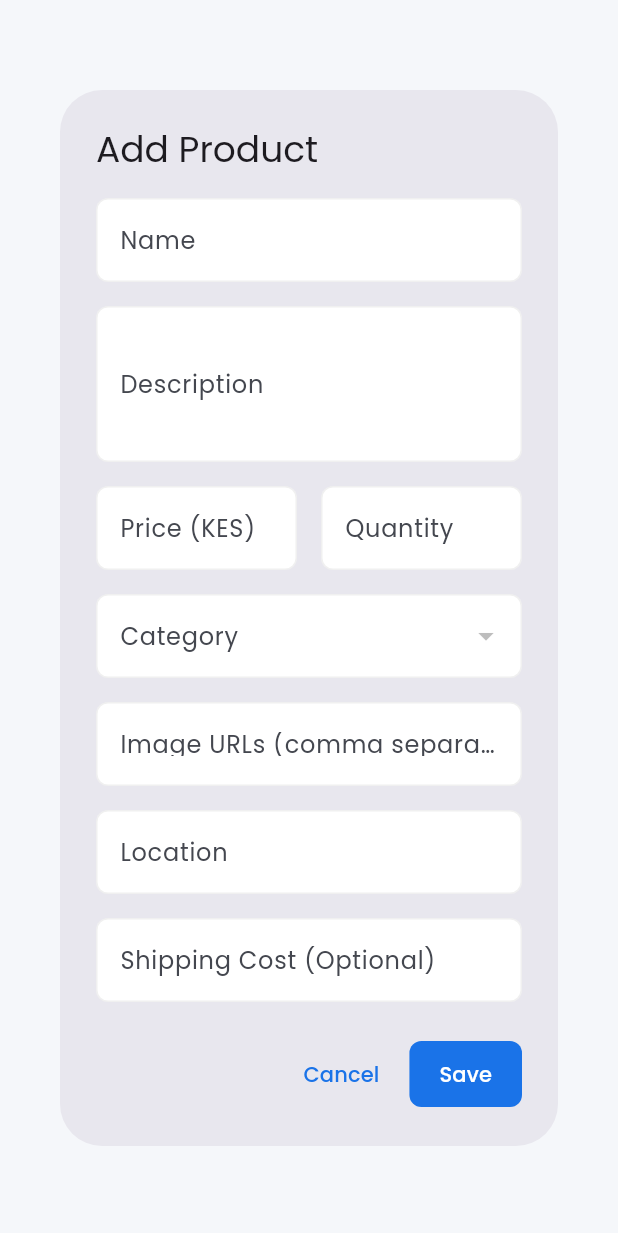
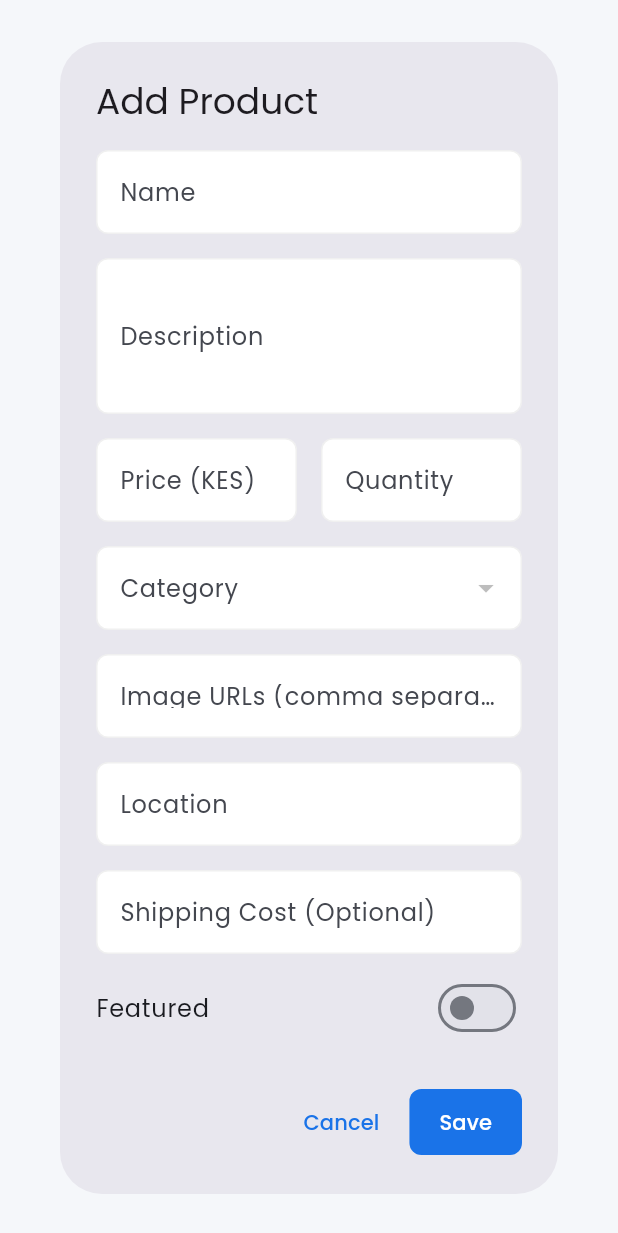
Before and after one commit to rvctech/sourcehubadmin, a Flutter app: the ProductDialog widget shown alone on an empty page, opened directly with empty values, on a phone screen of 412 x 824 dp. Shown: the top 1233 px of the screen. Run offline on Flutter 3.47's test engine with Material 3 defaults, Android fonts, the phone set to English and light mode, and no system bars; our stand-ins replace cloud_firestore, firebase_auth, firebase_core, flutter_riverpod, go_router, google_fonts; accounts and stored records are empty; statements that could not run were skipped.

Commit message:
Add featured products toggle, fallback to newest; sort orders by date/status

```diff
--- a/lib/features/products/products_view.dart
+++ b/lib/features/products/products_view.dart
@@ -137,6 +137,12 @@ class _ProductsViewState extends ConsumerState<ProductsView> {
                     isActive: _filter == 'out',
                     onTap: () => setState(() => _filter = 'out'),
                   ),
+                  const SizedBox(width: 8),
+                  _FilterButton(
+                    label: 'Featured',
+                    isActive: _filter == 'featured',
+                    onTap: () => setState(() => _filter = 'featured'),
+                  ),
                   const SizedBox(width: 20),
                   ElevatedButton.icon(
                     onPressed: () => _showProductDialog(context),
@@ -213,8 +219,28 @@ class _ProductsViewState extends ConsumerState<ProductsView> {
             .toList();
       case 'out':
         return products.where((p) => p.quantity == 0).toList();
+      case 'featured':
+        final featured = products.where((p) => p.featured).toList();
+        if (featured.isNotEmpty) return featured;
+        final sorted = List<Product>.from(products);
+        sorted.sort((a, b) {
+          if (a.createdAt == null && b.createdAt == null) return 0;
+          if (a.createdAt == null) return 1;
+          if (b.createdAt == null) return -1;
+          return b.createdAt!.compareTo(a.createdAt!);
+        });
+        return sorted;
       default:
-        return products;
+        final sorted = List<Product>.from(products);
+        sorted.sort((a, b) {
+          if (a.featured && !b.featured) return -1;
+          if (!a.featured && b.featured) return 1;
+          if (a.createdAt == null && b.createdAt == null) return 0;
+          if (a.createdAt == null) return 1;
+          if (b.createdAt == null) return -1;
+          return b.createdAt!.compareTo(a.createdAt!);
+        });
+        return sorted;
     }
   }
 
@@ -231,6 +257,7 @@ class _ProductsViewState extends ConsumerState<ProductsView> {
           columns: const [
             DataColumn(label: Text('Image')),
             DataColumn(label: Text('Name')),
+            DataColumn(label: Text('Featured')),
             DataColumn(label: Text('Price')),
             DataColumn(label: Text('Quantity')),
             DataColumn(label: Text('Location')),
@@ -305,6 +332,11 @@ class _ProductsViewState extends ConsumerState<ProductsView> {
                     ),
                   ),
                 ),
+                DataCell(Icon(
+                  product.featured ? Icons.star : Icons.star_border,
+                  color: product.featured ? Colors.amber : Colors.grey,
+                  size: 20,
+                )),
                 DataCell(Text('KES ${product.price.toStringAsFixed(2)}')),
                 DataCell(_buildQuantityBadge(product.quantity)),
                 DataCell(Text(product.location)),
--- a/lib/features/products/widgets/product_dialog.dart
+++ b/lib/features/products/widgets/product_dialog.dart
@@ -28,6 +28,7 @@ class _ProductDialogState extends State<ProductDialog> {
   late TextEditingController _shippingController;
   late TextEditingController _imageUrlsController;
   String? _selectedCategoryId;
+  bool _featured = false;
 
   String _formatDouble(double? value) {
     if (value == null) return '';
@@ -50,6 +51,7 @@ class _ProductDialogState extends State<ProductDialog> {
     _selectedCategoryId = (p?.categoryId != null && p!.categoryId.isNotEmpty)
         ? p.categoryId
         : (widget.categories.isNotEmpty ? widget.categories.first.id : null);
+    _featured = p?.featured ?? false;
   }
 
   @override
@@ -138,6 +140,13 @@ class _ProductDialogState extends State<ProductDialog> {
                   decoration: const InputDecoration(labelText: 'Shipping Cost (Optional)'),
                   keyboardType: TextInputType.number,
                 ),
+                const SizedBox(height: 8),
+                SwitchListTile(
+                  contentPadding: EdgeInsets.zero,
+                  title: const Text('Featured'),
+                  value: _featured,
+                  onChanged: (v) => setState(() => _featured = v),
+                ),
               ],
             ),
           ),
@@ -158,6 +167,7 @@ class _ProductDialogState extends State<ProductDialog> {
                 imageUrls: _imageUrlsController.text.split(',').map((e) => e.trim()).where((e) => e.isNotEmpty).toList(),
                 location: _locationController.text,
                 shippingCost: double.tryParse(_shippingController.text),
+                featured: _featured,
               );
               widget.onSave(product);
               Navigator.pop(context);
--- a/lib/features/shared/services/firestore_service.dart
+++ b/lib/features/shared/services/firestore_service.dart
@@ -14,7 +14,9 @@ class FirestoreService {
   }
 
   Future<void> addProduct(Product product) async {
-    await _db.collection('products').add(product.toMap());
+    final map = product.toMap();
+    map['createdAt'] = FieldValue.serverTimestamp();
+    await _db.collection('products').add(map);
   }
 
   Future<void> updateProduct(Product product) async {
--- a/lib/models/product.dart
+++ b/lib/models/product.dart
@@ -1,3 +1,5 @@
+import 'package:cloud_firestore/cloud_firestore.dart';
+
 class Product {
   final String id;
   final String name;
@@ -8,6 +10,8 @@ class Product {
   final List<String> imageUrls;
   final String location;
   final double? shippingCost;
+  final bool featured;
+  final DateTime? createdAt;
 
   Product({
     required this.id,
@@ -19,6 +23,8 @@ class Product {
     required this.imageUrls,
     required this.location,
     this.shippingCost,
+    this.featured = false,
+    this.createdAt,
   });
 
   factory Product.fromMap(Map<String, dynamic> map, String id) {
@@ -32,6 +38,8 @@ class Product {
       imageUrls: List<String>.from(map['imageUrls'] ?? []),
       location: map['location'] ?? '',
       shippingCost: map['shippingCost'] != null ? (map['shippingCost']).toDouble() : null,
+      featured: map['featured'] ?? false,
+      createdAt: map['createdAt'] != null ? (map['createdAt'] as Timestamp).toDate() : null,
     );
   }
 
@@ -44,6 +52,7 @@ class Product {
       'categoryId': categoryId,
       'imageUrls': imageUrls,
       'location': location,
+      'featured': featured,
       if (shippingCost != null) 'shippingCost': shippingCost,
     };
   }
```
Also changed, not shown: lib/features/orders/orders_view.dart (+68 -1 lines), pubspec.lock.
